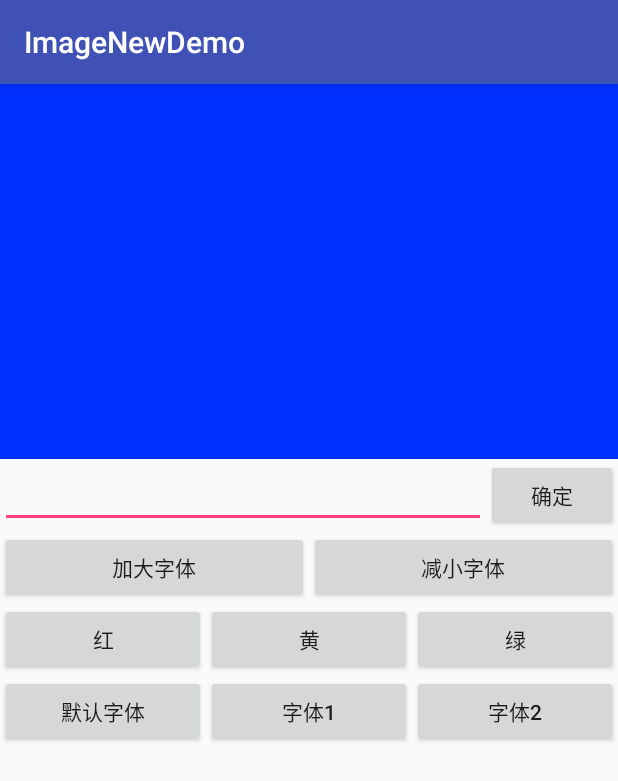
After one commit to renjunjia3/ImageNewDemo, an Android app: the WaterMarkEditActivity screen opened directly, with no data from a screen before it, on a phone screen of 412 x 824 dp. The commit adds this screen. Shown: the top 781 px of the screen. Run offline under Robolectric (Android 15) with nearby library versions, the phone set to English and light mode, and no system bars; our stand-ins replace ButterKnife; 6 statements that could not run were skipped.

Commit message:
编辑气泡

```diff
--- a/app/src/main/AndroidManifest.xml
+++ b/app/src/main/AndroidManifest.xml
@@ -24,6 +24,7 @@
             android:name=".WaterMarkActivity"
             android:hardwareAccelerated="false" />
         <activity android:name=".SxPintuActivity" />
+        <activity android:name=".WaterMarkEditActivity"></activity>
     </application>
 
 </manifest>
--- /dev/null
+++ b/app/src/main/java/wiki/scene/imagenewdemo/WaterMarkEditActivity.java
@@ -0,0 +1,100 @@
+package wiki.scene.imagenewdemo;
+
+import android.graphics.Color;
+import android.graphics.Typeface;
+import android.os.Bundle;
+import android.os.Environment;
+import android.support.v7.app.AppCompatActivity;
+import android.text.TextUtils;
+import android.view.View;
+import android.widget.EditText;
+import android.widget.TextView;
+
+import java.io.File;
+
+import butterknife.BindView;
+import butterknife.ButterKnife;
+import butterknife.OnClick;
+import wiki.scene.imagenewdemo.entity.BubbleLocalTemplateInfo;
+import wiki.scene.imagenewdemo.util.NinePatchUtil;
+
+public class WaterMarkEditActivity extends AppCompatActivity {
+
+    @BindView(R.id.tv_content)
+    TextView tvContent;
+    @BindView(R.id.tv_new_content)
+    EditText tvNewContent;
+
+    private int MAX_SIZE = 30;
+    private int MIN_SIZE = 6;
+
+    private BubbleLocalTemplateInfo info;
+
+    @Override
+    protected void onCreate(Bundle savedInstanceState) {
+        super.onCreate(savedInstanceState);
+        setContentView(R.layout.activity_water_mark_edit);
+        ButterKnife.bind(this);
+        info = (BubbleLocalTemplateInfo) getIntent().getSerializableExtra("data");
+        tvContent.setMaxWidth(900);
+        reDrawTextView();
+    }
+
+    @OnClick({R.id.confirm_content, R.id.add_text_size, R.id.less_text_size,
+            R.id.change_text_color_red, R.id.change_text_color_yellow, R.id.change_text_color_green,
+            R.id.change_text_font_default, R.id.change_text_font_1, R.id.change_text_font_2})
+    public void onViewClicked(View view) {
+        switch (view.getId()) {
+            case R.id.confirm_content:
+                info.setContent(tvNewContent.getText().toString());
+                break;
+            case R.id.add_text_size:
+                info.setText_size(info.getText_size() + 1 > MAX_SIZE ? MAX_SIZE : info.getText_size() + 1);
+                break;
+            case R.id.less_text_size:
+                info.setText_size(info.getText_size() - 1 < MIN_SIZE ? MIN_SIZE : info.getText_size() - 1);
+                break;
+            case R.id.change_text_color_red:
+                info.setText_color("#FF0000");
+                break;
+            case R.id.change_text_color_yellow:
+                info.setText_color("#FFFF00");
+                break;
+            case R.id.change_text_color_green:
+                info.setText_color("#00FF00");
+                break;
+            case R.id.change_text_font_default:
+                info.setText_font(null);
+                break;
+            case R.id.change_text_font_1:
+                info.setText_font(Environment.getExternalStorageDirectory() + File.separator + "WSManager" + File.separator + "Font" + File.separator + "Azedo");
+                break;
+            case R.id.change_text_font_2:
+                info.setText_font(Environment.getExternalStorageDirectory() + File.separator + "WSManager" + File.separator + "Font" + File.separator + "DFKaiSho-SU");
+                break;
+        }
+        reDrawTextView();
+    }
+
+    private void reDrawTextView() {
+        if (!TextUtils.isEmpty(info.getBuddle_template_path())) {
+            if (NinePatchUtil.getLocalNinePatch(WaterMarkEditActivity.this, info.getBuddle_template_path()) != null) {
+                tvContent.setBackground(NinePatchUtil.getLocalNinePatch(WaterMarkEditActivity.this, info.getBuddle_template_path()));
+            }
+        }
+        if (!TextUtils.isEmpty(info.getText_font())) {
+            Typeface typeface = Typeface.createFromFile(info.getText_font());
+            tvContent.setTypeface(typeface);
+        } else {
+            tvContent.setTypeface(Typeface.DEFAULT);
+        }
+        tvContent.setText(info.getContent());
+        tvContent.setTextSize(info.getText_size());
+        tvContent.setTextColor(Color.parseColor(info.getText_color()));
+        if (!TextUtils.isEmpty(info.getShader_color())) {
+            tvContent.setShadowLayer(20, 0, 0, Color.parseColor(info.getShader_color()));
+        }
+
+    }
+
+}
--- /dev/null
+++ b/app/src/main/res/layout/activity_water_mark_edit.xml
@@ -0,0 +1,116 @@
+<?xml version="1.0" encoding="utf-8"?>
+<LinearLayout xmlns:android="http://schemas.android.com/apk/res/android"
+    xmlns:tools="http://schemas.android.com/tools"
+    android:layout_width="match_parent"
+    android:layout_height="match_parent"
+    android:orientation="vertical"
+    tools:context=".WaterMarkEditActivity">
+
+    <RelativeLayout
+        android:layout_width="match_parent"
+        android:layout_height="250dp">
+
+        <ImageView
+            android:layout_width="match_parent"
+            android:layout_height="match_parent"
+            android:src="#0030FF" />
+
+        <TextView
+            android:id="@+id/tv_content"
+            android:layout_width="wrap_content"
+            android:layout_height="wrap_content"
+            android:layout_centerInParent="true"
+            android:gravity="center_vertical" />
+    </RelativeLayout>
+
+    <LinearLayout
+        android:layout_width="match_parent"
+        android:layout_height="wrap_content"
+        android:orientation="horizontal">
+
+        <EditText
+            android:id="@+id/tv_new_content"
+            android:layout_width="match_parent"
+            android:layout_height="wrap_content"
+            android:layout_weight="1" />
+
+        <Button
+            android:id="@+id/confirm_content"
+            android:layout_width="wrap_content"
+            android:layout_height="wrap_content"
+            android:text="确定" />
+    </LinearLayout>
+
+    <LinearLayout
+        android:layout_width="match_parent"
+        android:layout_height="wrap_content"
+        android:orientation="horizontal">
+
+        <Button
+            android:id="@+id/add_text_size"
+            android:layout_width="match_parent"
+            android:layout_height="wrap_content"
+            android:layout_weight="1"
+            android:text="加大字体" />
+
+        <Button
+            android:id="@+id/less_text_size"
+            android:layout_width="match_parent"
+            android:layout_height="wrap_content"
+            android:layout_weight="1"
+            android:text="减小字体" />
+    </LinearLayout>
+
+    <LinearLayout
+        android:layout_width="match_parent"
+        android:layout_height="wrap_content"
+        android:orientation="horizontal">
+
+        <Button
+            android:id="@+id/change_text_color_red"
+            android:layout_width="match_parent"
+            android:layout_height="wrap_content"
+            android:layout_weight="1"
+            android:text="红" />
+
+        <Button
+            android:id="@+id/change_text_color_yellow"
+            android:layout_width="match_parent"
+            android:layout_height="wrap_content"
+            android:layout_weight="1"
+            android:text="黄" />
+
+        <Button
+            android:id="@+id/change_text_color_green"
+            android:layout_width="match_parent"
+            android:layout_height="wrap_content"
+            android:layout_weight="1"
+            android:text="绿" />
+
+    </LinearLayout>
+
+    <LinearLayout
+        android:layout_width="match_parent"
+        android:layout_height="wrap_content"
+        android:orientation="horizontal">
+        <Button
+            android:id="@+id/change_text_font_default"
+            android:layout_width="match_parent"
+            android:layout_height="wrap_content"
+            android:layout_weight="1"
+            android:text="默认字体" />
+        <Button
+            android:id="@+id/change_text_font_1"
+            android:layout_width="match_parent"
+            android:layout_height="wrap_content"
+            android:layout_weight="1"
+            android:text="字体1" />
+
+        <Button
+            android:id="@+id/change_text_font_2"
+            android:layout_width="match_parent"
+            android:layout_height="wrap_content"
+            android:layout_weight="1"
+            android:text="字体2" />
+    </LinearLayout>
+</LinearLayout>
```
Also changed, not shown: app/src/main/java/wiki/scene/imagenewdemo/WaterMarkActivity.java (+31 -26 lines), app/src/main/java/wiki/scene/imagenewdemo/entity/BubbleLocalTemplateInfo.java (added, +90 -0 lines), app/src/main/java/wiki/scene/imagenewdemo/sticker/BubbleSticker.java (+9 -1 lines), app/src/main/java/wiki/scene/imagenewdemo/util/NinePatchChunk.java (added, +62 -0 lines), app/src/main/java/wiki/scene/imagenewdemo/util/NinePatchUtil.java (added, +24 -0 lines).
